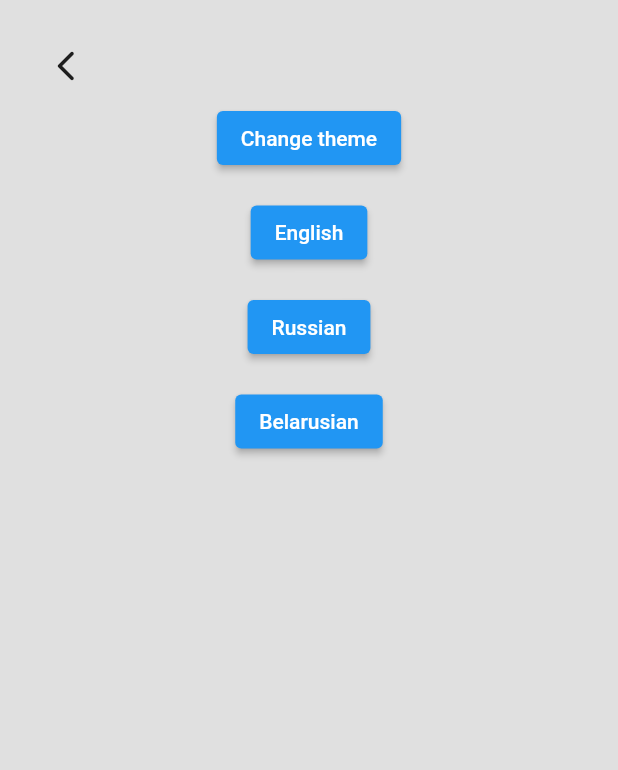
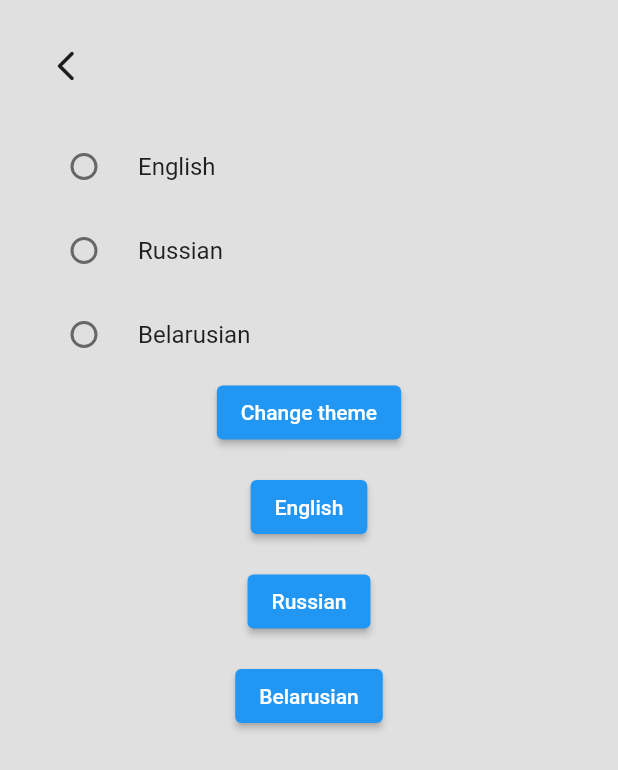
Before and after one commit to x4dead/sfera_app_1, a Flutter app: the SettingsPage screen opened by its route, on a phone screen of 412 x 824 dp. Shown: the top 770 px of the screen. Run offline on Flutter 3.47's test engine with Material 2 defaults, Android fonts, the phone set to English and light mode, and no system bars; our stand-ins replace email_validator, firebase_auth, firebase_core, flutter_bloc, freezed_annotation, get and 2 more; missing offline and left inert: desktop_webview_auth; accounts and stored records are empty; statements that could not run were skipped.

Commit message:
argen_branch9

```diff
--- a/lib/features/presentation/pages/login_page/widgets/auth_error_widget.dart
+++ b/lib/features/presentation/pages/login_page/widgets/auth_error_widget.dart
@@ -12,6 +12,7 @@ class AuthErrorWidget extends StatelessWidget {
     return AlertDialog(
       title: Text(
         'authorisation'.tr,
+        maxLines: 2,
         style: AppTextStyle.wBolds.copyWith(color: AppColors.colorF44336),
       ),
       content: SingleChildScrollView(
@@ -21,7 +22,7 @@ class AuthErrorWidget extends StatelessWidget {
               message,
               style: AppTextStyle.w400s14.copyWith(
                   color: Theme.of(context).brightness == Brightness.dark
-                      ? AppColors.color000000
+                      ? AppColors.colorFFFFFF
                       : null),
             ),
           ],
--- a/lib/features/presentation/pages/settings_page/settings_page.dart
+++ b/lib/features/presentation/pages/settings_page/settings_page.dart
@@ -11,7 +11,12 @@ class SettingsPage extends StatefulWidget {
 }
 
 class _SettingsPageState extends State<SettingsPage> {
-  String language = "English";
+  @override
+  void initState() {
+    super.initState();
+  }
+
+  String language = '';
   @override
   Widget build(BuildContext context) {
     return Scaffold(
@@ -25,10 +30,61 @@ class _SettingsPageState extends State<SettingsPage> {
                 Align(
                   alignment: Alignment.centerLeft,
                   child: IconButton(
+                    splashRadius: 25,
                     onPressed: () {
                       Navigator.pop(context);
                     },
                     icon: const Icon(Icons.arrow_back_ios_new_rounded),
+                  ),
+                ),
+                const SizedBox(height: 15),
+                Align(
+                  alignment: Alignment.centerLeft,
+                  child: SizedBox(
+                    width: 300,
+                    child: Column(
+                      children: [
+                        RadioListTile(
+                          key: ValueKey('en'),
+                          title: const Text("English"),
+                          value: "en",
+                          groupValue: language,
+                          onChanged: (value) {
+                            var locale = const Locale('en', 'US');
+                            Get.updateLocale(locale);
+                            setState(() {
+                              language = value.toString();
+                            });
+                          },
+                        ),
+                        RadioListTile(
+                          key: ValueKey('ru'),
+                          title: const Text("Russian"),
+                          value: "ru",
+                          groupValue: language,
+                          onChanged: (value) {
+                            var locale = const Locale('ru', 'RU');
+                            Get.updateLocale(locale);
+                            setState(() {
+                              language = value.toString();
+                            });
+                          },
+                        ),
+                        RadioListTile(
+                          key: ValueKey('bel'),
+                          title: const Text("Belarusian"),
+                          value: "bel",
+                          groupValue: language,
+                          onChanged: (value) {
+                            var locale = const Locale('by', 'BY');
+                            Get.updateLocale(locale);
+                            setState(() {
+                              language = value.toString();
+                            });
+                          },
+                        ),
+                      ],
+                    ),
                   ),
                 ),
                 ElevatedButton(
@@ -40,10 +96,7 @@ class _SettingsPageState extends State<SettingsPage> {
                 ),
                 const SizedBox(height: 15),
                 ElevatedButton(
-                  onPressed: () {
-                    var locale = const Locale('en', 'US');
-                    Get.updateLocale(locale);
-                  },
+                  onPressed: () {},
                   child: const Text('English'),
                 ),
                 const SizedBox(height: 15),
--- a/lib/features/presentation/resources/locale_string.dart
+++ b/lib/features/presentation/resources/locale_string.dart
@@ -35,7 +35,7 @@ class LocaleString extends Translations {
           'enter': 'Введите действительный адрес электронной почты',
           'the': 'Пароль должен содержать не менее 6 символов',
           'wrong':
-              'Неправильный адрес электронной почты или пароль. Попробуйте еще раз.',
+              'Неправильный адрес электронной почты или пароль.\nПопробуйте еще раз.',
           'unknow':
               'Неизвестная ошибка! Повторите попытку или обратитесь в службу поддержки.',
           'authorisation': 'Ошибка авторизации',
@@ -56,7 +56,7 @@ class LocaleString extends Translations {
           'register': 'Рэгістрацыя',
           'the': 'Пароль павінен змяшчаць не менш за 6 сімвалаў',
           'wrong':
-              'Няправільны адрас электроннай пошты ці пароль. Паспрабуй яшчэ.',
+              'Няправільны адрас электроннай пошты ці пароль.\nПаспрабуй яшчэ.',
           'unknown':
               'Невядомая памылка! Паўтарыце спробу або звярніцеся ў службу падтрымкі.',
           'authorisation': 'Памылка аўтарызацыі',
```
Also changed, not shown: lib/features/presentation/pages/home_page/home_page.dart (+118 -59 lines), lib/features/presentation/pages/login_page/login_page.dart (+7 -1 lines), lib/features/presentation/pages/login_page/widgets/main_layout_widget.dart (+13 -18 lines), lib/features/presentation/widgets/app_text_field/app_text_field.dart (+5 -3 lines).
